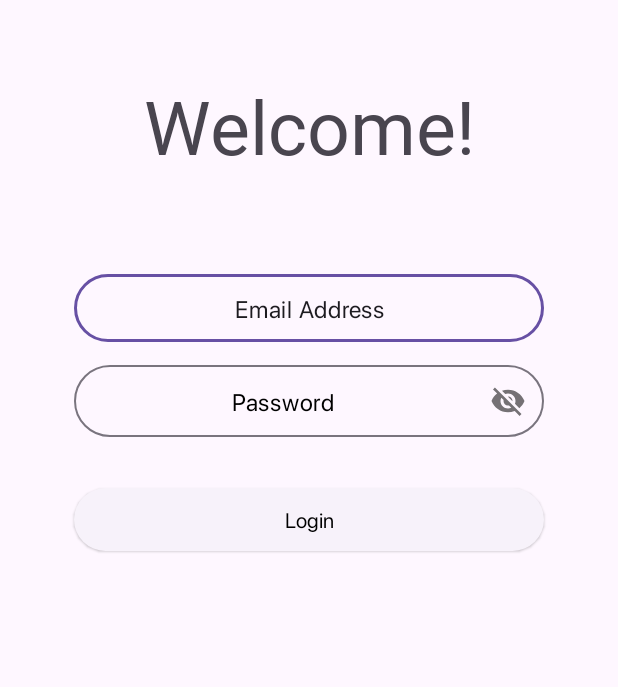
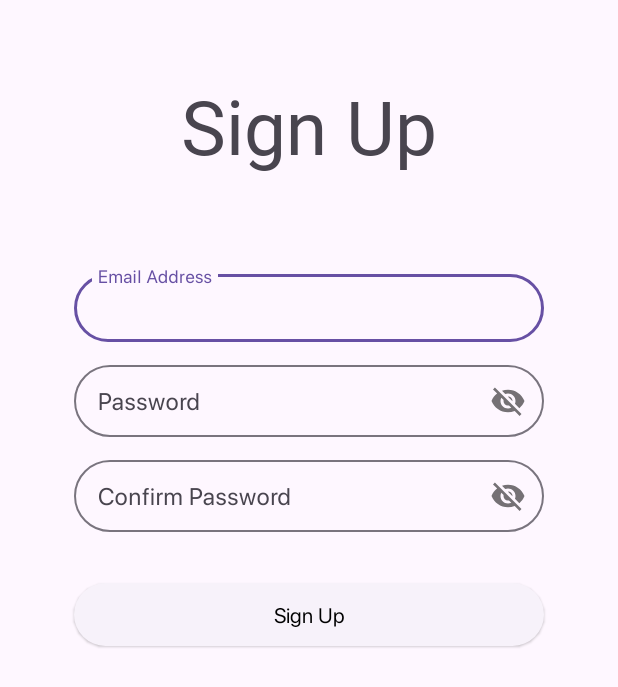
Before and after one commit to CandyNyan23/PlannerApp, an Android app: the layout activity_sign_up.xml on its own in the app's theme, with its tools: preview values and no code run, on a phone screen of 412 x 824 dp. Shown: the top 687 px of the screen. Run offline under Robolectric (Android 15) with nearby library versions, the phone set to English and light mode, and no system bars.

Commit message:
feat: Sign Up UI + ViewModel (#6)

```diff
--- a/app/src/main/java/com/example/kotlinplannerapp/login/LoginActivityViewModel.kt
+++ b/app/src/main/java/com/example/kotlinplannerapp/login/LoginActivityViewModel.kt
@@ -18,7 +18,6 @@ class LoginActivityViewModel : ViewModel() {
     fun getIsLoginSuccessLiveData() : LiveData<Boolean> = isLoginSuccessLiveData
 
     fun isValidPassword(password: String?): Boolean {
-
         val pattern: Pattern
         val PASSWORD_PATTERN = "^(?=.*[0-9])(?=.*[a-z])(?=.*[A-Z])(?=.*[@#$%^&+=])(?=\\S+$).{4,}$"
 
--- a/app/src/main/res/layout/activity_login.xml
+++ b/app/src/main/res/layout/activity_sign_up.xml
@@ -2,8 +2,8 @@
 <androidx.constraintlayout.widget.ConstraintLayout xmlns:android="http://schemas.android.com/apk/res/android"
     android:layout_width="match_parent"
     android:layout_height="match_parent"
-    android:id="@+id/loginScreen"
-    xmlns:app="http://schemas.android.com/apk/res-auto">
+    xmlns:app="http://schemas.android.com/apk/res-auto"
+    android:id="@+id/signupScreen">
 
     <androidx.constraintlayout.widget.Guideline
         android:id="@+id/endGuideline"
@@ -27,7 +27,7 @@
         app:layout_constraintStart_toStartOf="@+id/startGuideline"
         app:layout_constraintEnd_toEndOf="@+id/endGuideline"
         android:layout_marginTop="50dp"
-        android:text="@string/welcome"
+        android:text="@string/sign_up"
         android:fontFamily="@font/sf_pro_thin"
         android:textSize="50sp"/>
 
@@ -51,12 +51,12 @@
             android:textAlignment="center"
             android:paddingVertical="12dp"
             android:fontFamily="@font/sf_pro_regular"
-            android:text="@string/email_address"/>
+            android:hint="@string/email_address"/>
 
     </com.google.android.material.textfield.TextInputLayout>
 
     <com.google.android.material.textfield.TextInputLayout
-        android:id="@+id/passLayout"
+        android:id="@+id/passLayout1"
         android:layout_width="0dp"
         android:layout_height="wrap_content"
         app:layout_constraintTop_toBottomOf="@+id/emailLayout"
@@ -70,8 +70,34 @@
         app:passwordToggleEnabled="true">
 
         <com.google.android.material.textfield.TextInputEditText
-            android:id="@+id/password"
-            android:text="@string/password"
+            android:id="@+id/password1"
+            android:hint="@string/password"
+            android:layout_width="match_parent"
+            android:layout_height="match_parent"
+            android:textAlignment="center"
+            android:fontFamily="@font/sf_pro_regular"
+            android:textColor="@color/black"
+            android:paddingVertical="8dp"/>
+
+    </com.google.android.material.textfield.TextInputLayout>
+
+    <com.google.android.material.textfield.TextInputLayout
+        android:id="@+id/passLayout2"
+        android:layout_width="0dp"
+        android:layout_height="wrap_content"
+        app:layout_constraintTop_toBottomOf="@+id/passLayout1"
+        app:layout_constraintStart_toStartOf="@+id/startGuideline"
+        app:layout_constraintEnd_toEndOf="@+id/endGuideline"
+        android:layout_marginTop="10dp"
+        app:boxCornerRadiusBottomEnd="25dp"
+        app:boxCornerRadiusBottomStart="25dp"
+        app:boxCornerRadiusTopEnd="25dp"
+        app:boxCornerRadiusTopStart="25dp"
+        app:passwordToggleEnabled="true">
+
+        <com.google.android.material.textfield.TextInputEditText
+            android:id="@+id/password2"
+            android:hint="@string/confirm_password"
             android:layout_width="match_parent"
             android:layout_height="match_parent"
             android:textAlignment="center"
@@ -82,16 +108,16 @@
     </com.google.android.material.textfield.TextInputLayout>
 
     <com.google.android.material.button.MaterialButton
-        android:id="@+id/button_login"
+        android:id="@+id/button_sign_up"
         android:layout_width="0dp"
         android:layout_height="50dp"
-        app:layout_constraintTop_toBottomOf="@+id/passLayout"
+        app:layout_constraintTop_toBottomOf="@+id/passLayout2"
         app:layout_constraintStart_toStartOf="@+id/startGuideline"
         app:layout_constraintEnd_toEndOf="@+id/endGuideline"
         android:layout_marginTop="30dp"
         style="@style/Widget.Material3.Button.ElevatedButton"
         android:textColor="@color/black"
         android:fontFamily="@font/sf_pro_regular"
-        android:text="@string/login"/>
+        android:text="@string/sign_up"/>
 
 </androidx.constraintlayout.widget.ConstraintLayout>
--- a/app/src/main/res/values/strings.xml
+++ b/app/src/main/res/values/strings.xml
@@ -4,4 +4,6 @@
     <string name="welcome">Welcome!</string>
     <string name="email_address">Email Address</string>
     <string name="password">Password</string>
+    <string name="sign_up">Sign Up</string>
+    <string name="confirm_password">Confirm Password</string>
 </resources>
```
Also changed, not shown: app/src/main/java/com/example/kotlinplannerapp/signUp/SignUpActivity.kt (added, +67 -0 lines), app/src/main/java/com/example/kotlinplannerapp/signUp/SignUpActivityViewModel.kt (added, +51 -0 lines).
